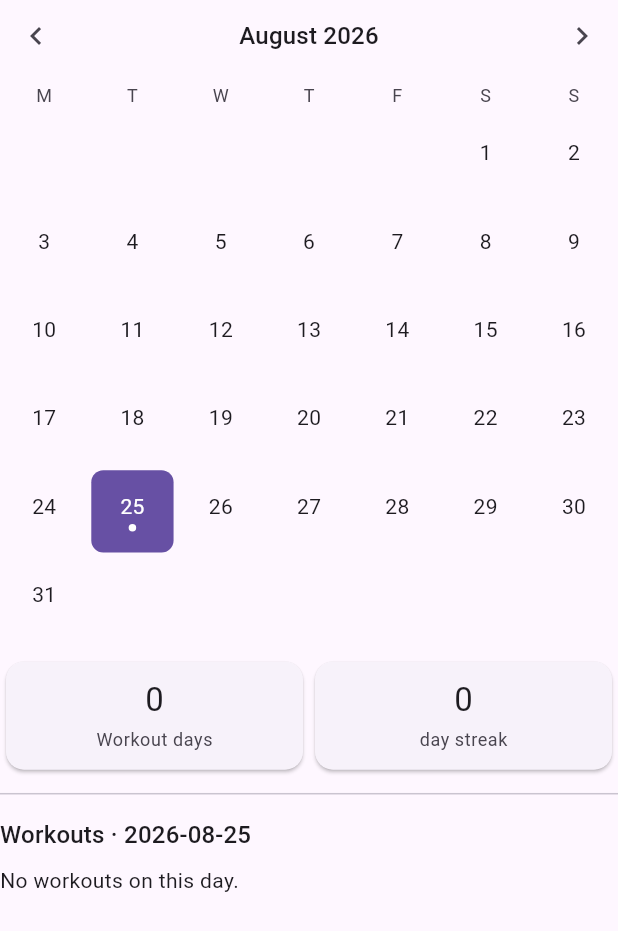
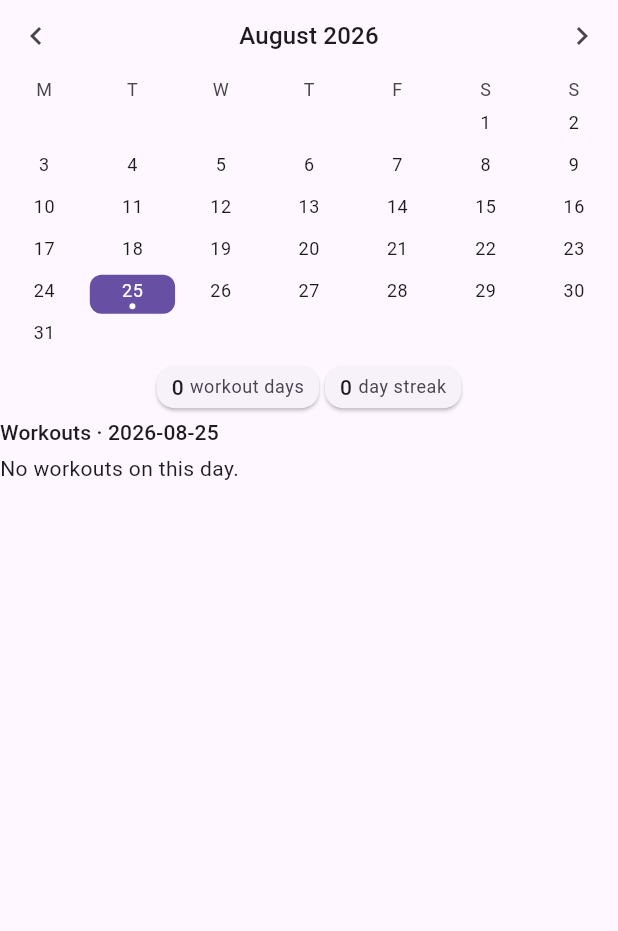
Before and after one commit to Tranzitron/Tracker, a Flutter app: the HistoryCalendar widget shown alone on an empty page, opened directly with empty values, on a phone screen of 412 x 824 dp. Shown: the top 931 px of the screen. Run offline on Flutter 3.47's test engine with Material 3 defaults, Android fonts, the phone set to English and light mode, and no system bars; our stand-ins replace flutter_bloc, hydrated_bloc, isar_community; accounts and stored records are empty; generated files the repository leaves out were written again.

Commit message:
Compact history calendar layout

```diff
--- a/tracker/lib/pages/history/history_calendar.dart
+++ b/tracker/lib/pages/history/history_calendar.dart
@@ -79,7 +79,7 @@ class _HistoryCalendarState extends State<HistoryCalendar> {
           onPrev: () => _goMonth(-1),
           onNext: () => _goMonth(1),
         ),
-        const SizedBox(height: 8),
+        const SizedBox(height: 4),
         Row(
           children: <Widget>[
             for (final label in _weekdayLabels)
@@ -95,18 +95,18 @@ class _HistoryCalendarState extends State<HistoryCalendar> {
               ),
           ],
         ),
-        const SizedBox(height: 4),
+        const SizedBox(height: 2),
         _dayGrid(grid, theme),
-        const SizedBox(height: 12),
+        const SizedBox(height: 6),
         _MetricsStrip(monthWorkoutDays: monthWorkoutDays, streak: streak),
-        const Divider(height: 32),
+        const SizedBox(height: 6),
         Text(
           _selectedDay == null
               ? 'Workouts'
               : 'Workouts · ${_dateLabel(_selectedDay!)}',
-          style: theme.textTheme.titleMedium,
+          style: theme.textTheme.titleSmall,
         ),
-        const SizedBox(height: 8),
+        const SizedBox(height: 4),
         _dayList(_selectedDay),
       ],
     );
@@ -115,6 +115,9 @@ class _HistoryCalendarState extends State<HistoryCalendar> {
   Widget _dayGrid(CalendarGrid grid, ThemeData theme) {
     return GridView.count(
       crossAxisCount: 7,
+      childAspectRatio: 2.1,
+      mainAxisSpacing: 0,
+      crossAxisSpacing: 0,
       shrinkWrap: true,
       physics: const NeverScrollableScrollPhysics(),
       children: <Widget>[
@@ -142,7 +145,7 @@ class _HistoryCalendarState extends State<HistoryCalendar> {
       onTap: () => setState(() => _selectedDay = date),
       borderRadius: BorderRadius.circular(8),
       child: Container(
-        margin: const EdgeInsets.all(2),
+        margin: const EdgeInsets.all(1),
         decoration: BoxDecoration(
           color: selected ? theme.colorScheme.primary : null,
           borderRadius: BorderRadius.circular(8),
@@ -153,12 +156,12 @@ class _HistoryCalendarState extends State<HistoryCalendar> {
           children: <Widget>[
             Text(
               dayVal.toString(),
-              style: theme.textTheme.bodyMedium?.copyWith(color: foreground),
+              style: theme.textTheme.bodySmall?.copyWith(color: foreground),
             ),
-            const SizedBox(height: 2),
+            const SizedBox(height: 0),
             Container(
-              width: 5,
-              height: 5,
+              width: 4,
+              height: 4,
               decoration: BoxDecoration(color: dot, shape: BoxShape.circle),
             ),
           ],
@@ -175,12 +178,16 @@ class _HistoryCalendarState extends State<HistoryCalendar> {
     if (sessions.isEmpty) {
       return const Text('No workouts on this day.');
     }
-    return Column(
-      crossAxisAlignment: CrossAxisAlignment.stretch,
-      children: <Widget>[
-        for (final session in sessions)
-          Card(
+    return SizedBox(
+      height: 128,
+      child: ListView.builder(
+        itemCount: sessions.length,
+        itemBuilder: (context, index) {
+          final session = sessions[index];
+          return Card(
+            margin: const EdgeInsets.only(bottom: 4),
             child: ListTile(
+              dense: true,
               leading: const Icon(Icons.directions_run_sharp),
               title: Text(session.title),
               subtitle: Text('${session.sets.length} set(s)'),
@@ -195,8 +202,9 @@ class _HistoryCalendarState extends State<HistoryCalendar> {
                 ),
               ),
             ),
-          ),
-      ],
+          );
+        },
+      ),
     );
   }
 
@@ -272,13 +280,10 @@ class _MetricsStrip extends StatelessWidget {
   @override
   Widget build(BuildContext context) {
     return Row(
+      mainAxisAlignment: MainAxisAlignment.center,
       children: <Widget>[
-        Expanded(
-          child: _Metric(label: 'Workout days', value: '$monthWorkoutDays'),
-        ),
-        Expanded(
-          child: _Metric(label: 'day streak', value: '$streak'),
-        ),
+        _Metric(label: 'workout days', value: '$monthWorkoutDays'),
+        _Metric(label: 'day streak', value: '$streak'),
       ],
     );
   }
@@ -294,13 +299,14 @@ class _Metric extends StatelessWidget {
   Widget build(BuildContext context) {
     final theme = Theme.of(context);
     return Card(
-      margin: const EdgeInsets.symmetric(horizontal: 4),
+      margin: const EdgeInsets.symmetric(horizontal: 2),
       child: Padding(
-        padding: const EdgeInsets.all(12),
-        child: Column(
+        padding: const EdgeInsets.symmetric(horizontal: 10, vertical: 4),
+        child: Row(
+          mainAxisSize: MainAxisSize.min,
           children: <Widget>[
-            Text(value, style: theme.textTheme.titleLarge),
-            const SizedBox(height: 4),
+            Text(value, style: theme.textTheme.titleSmall),
+            const SizedBox(width: 4),
             Text(
               label,
               style: theme.textTheme.bodySmall?.copyWith(
```
Also changed, not shown: 1 other file.
